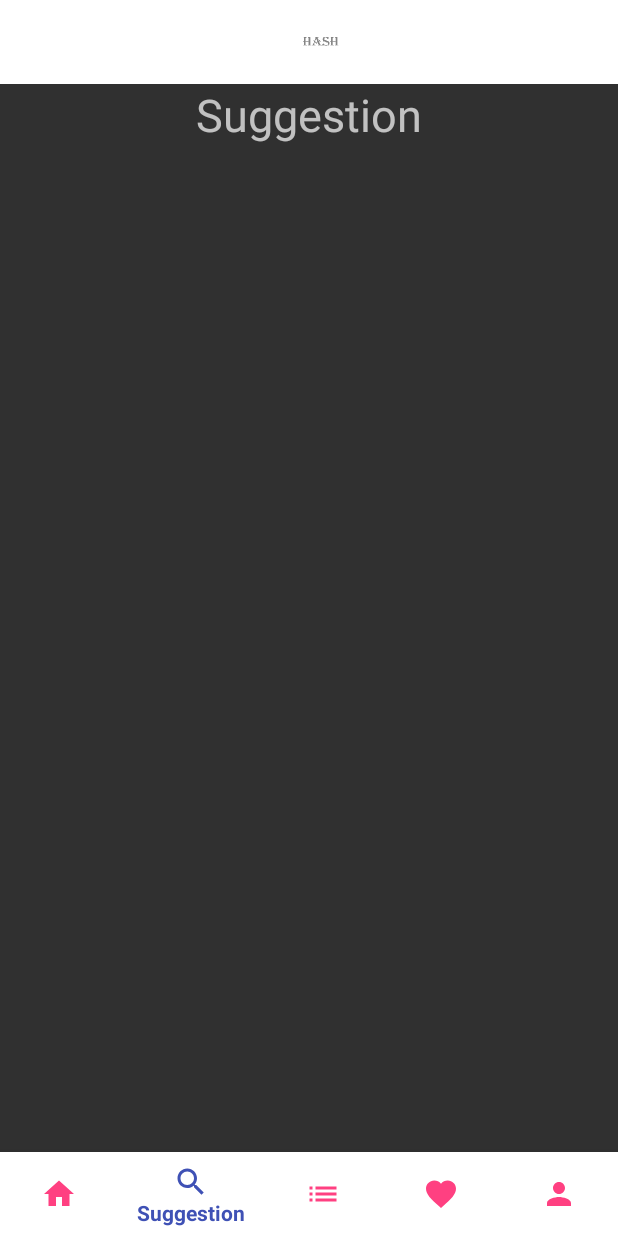
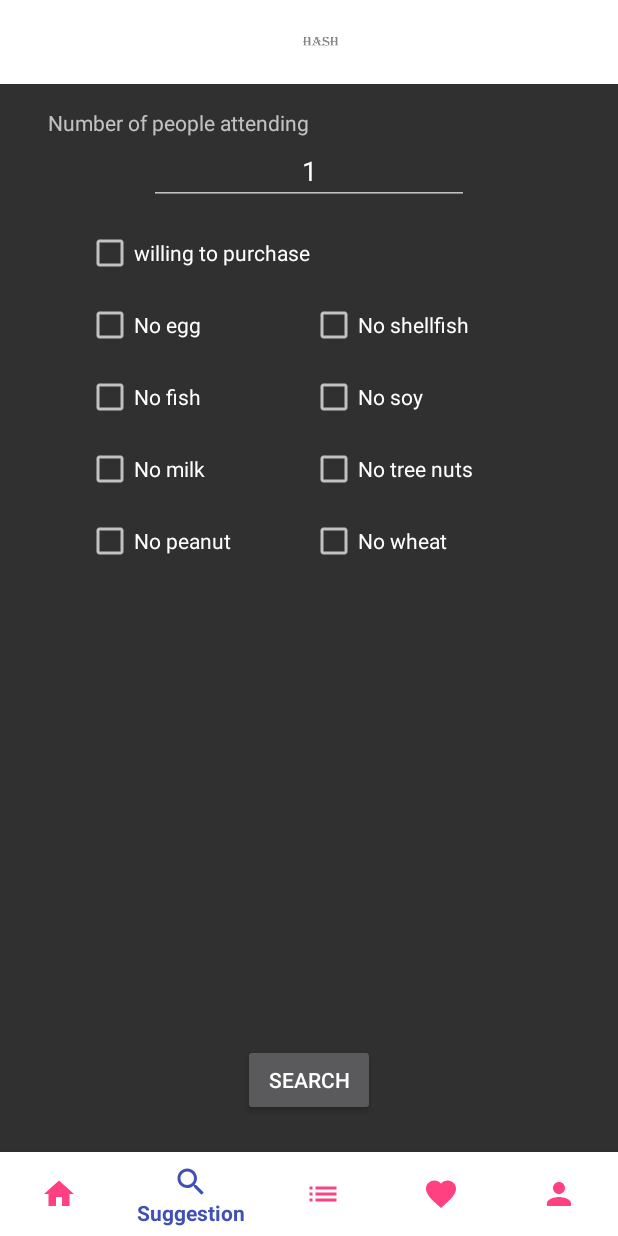
Before and after one commit to enjoybeta/ProjectHash, an Android app: the screen it shows after launch (MainActivity), item 2 of the bottom bar chosen, on a phone screen of 412 x 824 dp. Run offline under Robolectric (Android 15) with nearby library versions, the phone set to English and light mode, and no system bars; our stand-ins replace Picasso; pictures from the network do not load.

Commit message:
v0.3
finish search page

```diff
--- a/mobile_app/app/src/main/java/hash/application/fragments/Fragment1.kt
+++ b/mobile_app/app/src/main/java/hash/application/fragments/Fragment1.kt
@@ -15,11 +15,11 @@ class Fragment1: Fragment() {
     }
 
     override fun onStart() {
-        retrivePhoto()
+        retrievePhoto()
         super.onStart()
     }
 
-    fun retrivePhoto() {
+    private fun retrievePhoto() {
         Picasso.with(activity).load("https://cdn.shopify.com/s/files/1/1190/4748/t/10/assets/logo.png").into(imageView3);
         Picasso.with(activity).load(R.drawable.image_item4).into(imageView4);
     }
--- a/mobile_app/app/src/main/res/layout/fragment2.xml
+++ b/mobile_app/app/src/main/res/layout/fragment2.xml
@@ -4,10 +4,114 @@
     android:layout_height="match_parent">
 
     <TextView
+        android:id="@+id/textView1"
         android:layout_width="wrap_content"
         android:layout_height="wrap_content"
+        android:layout_marginTop="16dp"
+        android:layout_marginStart="32dp"
+        android:text="@string/peopleCount"
+        android:labelFor="@+id/editText"/>
+
+    <EditText
+        android:id="@+id/editText"
+        android:layout_width="wrap_content"
+        android:layout_height="wrap_content"
+        android:layout_below="@+id/textView1"
         android:layout_centerHorizontal="true"
-        android:text="@string/menu_item2"
-        android:textSize="30sp"/>
+        android:ems="10"
+        android:inputType="number"
+        android:text="@string/num_1"
+        android:gravity="center_horizontal"
+        android:selectAllOnFocus="true"/>
+
+    <CheckBox
+        android:id="@+id/checkBox1"
+        android:layout_width="wrap_content"
+        android:layout_height="wrap_content"
+        android:layout_below="@+id/editText"
+        android:layout_marginTop="16dp"
+        android:layout_toStartOf="@+id/checkBox6"
+        android:text="@string/checkbox1" />
+
+    <CheckBox
+        android:id="@+id/checkBox2"
+        android:layout_width="wrap_content"
+        android:layout_height="wrap_content"
+        android:layout_alignStart="@+id/checkBox1"
+        android:layout_below="@+id/checkBox1"
+        android:layout_marginTop="16dp"
+        android:text="@string/checkbox2" />
+
+    <CheckBox
+        android:id="@+id/checkBox3"
+        android:layout_width="wrap_content"
+        android:layout_height="wrap_content"
+        android:layout_alignStart="@+id/checkBox2"
+        android:layout_below="@+id/checkBox2"
+        android:layout_marginTop="16dp"
+        android:text="@string/checkbox3" />
+
+    <CheckBox
+        android:id="@+id/checkBox4"
+        android:layout_width="wrap_content"
+        android:layout_height="wrap_content"
+        android:layout_alignStart="@+id/checkBox3"
+        android:layout_below="@+id/checkBox3"
+        android:layout_marginTop="16dp"
+        android:text="@string/checkbox4" />
+
+    <CheckBox
+        android:id="@+id/checkBox5"
+        android:layout_width="wrap_content"
+        android:layout_height="wrap_content"
+        android:layout_alignStart="@+id/checkBox4"
+        android:layout_below="@+id/checkBox4"
+        android:layout_marginTop="16dp"
+        android:text="@string/checkbox5" />
+
+    <CheckBox
+        android:id="@+id/checkBox6"
+        android:layout_width="wrap_content"
+        android:layout_height="wrap_content"
+        android:layout_alignBaseline="@+id/checkBox2"
+        android:layout_alignBottom="@+id/checkBox2"
+        android:layout_alignEnd="@+id/editText"
+        android:text="@string/checkbox6" />
+
+    <CheckBox
+        android:id="@+id/checkBox7"
+        android:layout_width="wrap_content"
+        android:layout_height="wrap_content"
+        android:layout_alignStart="@+id/checkBox6"
+        android:layout_below="@+id/checkBox6"
+        android:layout_marginTop="16dp"
+        android:text="@string/checkbox7" />
+
+    <CheckBox
+        android:id="@+id/checkBox8"
+        android:layout_width="wrap_content"
+        android:layout_height="wrap_content"
+        android:layout_alignStart="@+id/checkBox7"
+        android:layout_below="@+id/checkBox7"
+        android:layout_marginTop="16dp"
+        android:text="@string/checkbox8" />
+
+    <CheckBox
+        android:id="@+id/checkBox9"
+        android:layout_width="wrap_content"
+        android:layout_height="wrap_content"
+        android:layout_alignStart="@+id/checkBox8"
+        android:layout_below="@+id/checkBox8"
+        android:layout_marginTop="16dp"
+        android:text="@string/checkbox9" />
+
+    <Button
+        android:id="@+id/button"
+        android:layout_width="wrap_content"
+        android:layout_height="wrap_content"
+        android:layout_alignParentBottom="true"
+        android:layout_centerHorizontal="true"
+        android:layout_marginBottom="80dp"
+        android:text="@string/search" />
 
 </RelativeLayout>
--- a/mobile_app/app/src/main/res/values/strings.xml
+++ b/mobile_app/app/src/main/res/values/strings.xml
@@ -1,15 +1,31 @@
 <resources>
 
     <string name="app_name">Hash</string>
+    <string name="num_1">1</string>
 
-    <!-- Strings Menu Bottom Bar Navigation -->
+    <!-- SBottom Bar Navigation -->
     <string name="menu_item1">Home</string>
     <string name="menu_item2">Suggestion</string>
     <string name="menu_item3">Ingredients</string>
     <string name="menu_item4">Favorite</string>
     <string name="menu_item5">Profile</string>
-    <!-- /Strings Menu Bottom Bar Navigation/ -->
+
+    <!-- Fragment 1 -->
     <string name="menu_item1_top">"Today's special"</string>
     <string name="notification_badge">9</string>
 
+    <!-- Fragment 2 -->
+    <string name="peopleCount">"Number of people attending"</string>
+    <string name="checkbox1">"willing to purchase"</string>
+    <string name="checkbox2">"No egg"</string>
+    <string name="checkbox3">"No fish"</string>
+    <string name="checkbox4">"No milk"</string>
+    <string name="checkbox5">"No peanut"</string>
+    <string name="checkbox6">"No shellfish"</string>
+    <string name="checkbox7">"No soy"</string>
+    <string name="checkbox8">"No tree nuts"</string>
+    <string name="checkbox9">"No wheat"</string>
+    <string name="search">"Search"</string>
+
+
 </resources>
```
